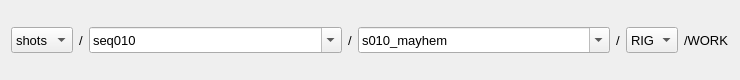
alexanderrichtertd/plex, file lib/apps/ui/arSaveAs.ui: the form before one commit.
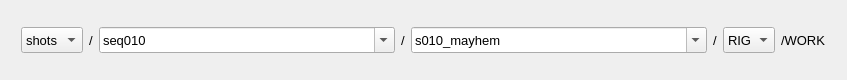
The form after the commit.

```diff
--- a/lib/apps/ui/arSaveAs.ui
+++ b/lib/apps/ui/arSaveAs.ui
@@ -6,7 +6,7 @@
    <rect>
     <x>0</x>
     <y>0</y>
-    <width>740</width>
+    <width>847</width>
     <height>80</height>
    </rect>
   </property>
@@ -16,6 +16,12 @@
   <layout class="QVBoxLayout" name="verticalLayout">
    <item>
     <layout class="QHBoxLayout" name="horizontalLayout" stretch="0,0,1,0,1,0,0,0">
+     <property name="leftMargin">
+      <number>10</number>
+     </property>
+     <property name="rightMargin">
+      <number>10</number>
+     </property>
      <item>
       <widget class="QComboBox" name="cbxScene">
        <property name="minimumSize">
```
